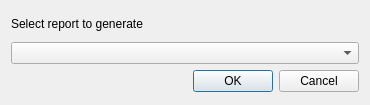
Qt form forms/ReportChooserDialog.ui (frontiersi/FaceTools) before a commit.
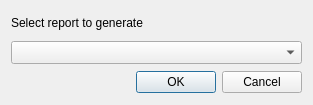
The same form after that commit.

```diff
--- a/forms/ReportChooserDialog.ui
+++ b/forms/ReportChooserDialog.ui
@@ -6,50 +6,48 @@
    <rect>
     <x>0</x>
     <y>0</y>
-    <width>370</width>
+    <width>313</width>
     <height>105</height>
    </rect>
   </property>
-  <property name="minimumSize">
-   <size>
-    <width>370</width>
-    <height>105</height>
-   </size>
-  </property>
-  <property name="maximumSize">
-   <size>
-    <width>370</width>
-    <height>105</height>
-   </size>
+  <property name="sizePolicy">
+   <sizepolicy hsizetype="Preferred" vsizetype="Preferred">
+    <horstretch>0</horstretch>
+    <verstretch>0</verstretch>
+   </sizepolicy>
   </property>
   <property name="windowTitle">
    <string>Dialog</string>
   </property>
   <layout class="QVBoxLayout" name="verticalLayout">
+   <property name="sizeConstraint">
+    <enum>QLayout::SetMinimumSize</enum>
+   </property>
    <item>
     <widget class="QLabel" name="label">
-     <property name="minimumSize">
-      <size>
-       <width>0</width>
-       <height>25</height>
-      </size>
-     </property>
-     <property name="maximumSize">
-      <size>
-       <width>16777215</width>
-       <height>25</height>
-      </size>
-     </property>
      <property name="text">
       <string>Select report to generate</string>
      </property>
     </widget>
    </item>
    <item>
-    <widget class="QComboBox" name="reportsComboBox"/>
+    <widget class="QComboBox" name="reportsComboBox">
+     <property name="sizePolicy">
+      <sizepolicy hsizetype="Preferred" vsizetype="Preferred">
+       <horstretch>0</horstretch>
+       <verstretch>0</verstretch>
+      </sizepolicy>
+     </property>
+    </widget>
    </item>
    <item>
     <widget class="QDialogButtonBox" name="buttonBox">
+     <property name="sizePolicy">
+      <sizepolicy hsizetype="Preferred" vsizetype="Preferred">
+       <horstretch>0</horstretch>
+       <verstretch>0</verstretch>
+      </sizepolicy>
+     </property>
      <property name="orientation">
       <enum>Qt::Horizontal</enum>
      </property>
```
